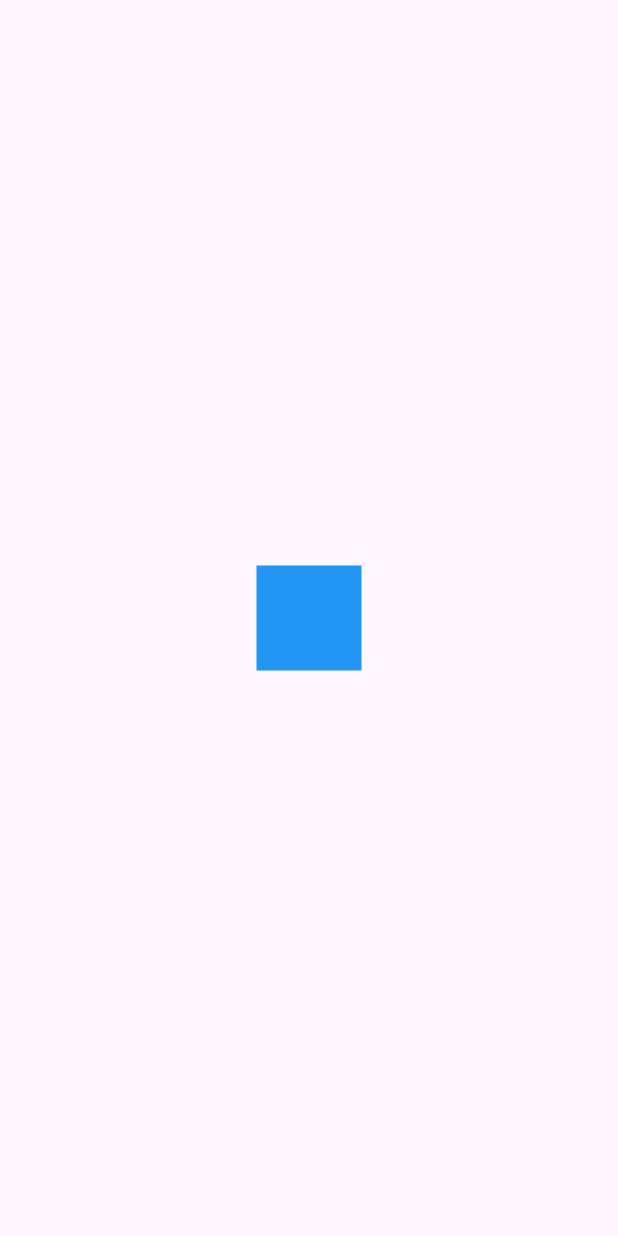
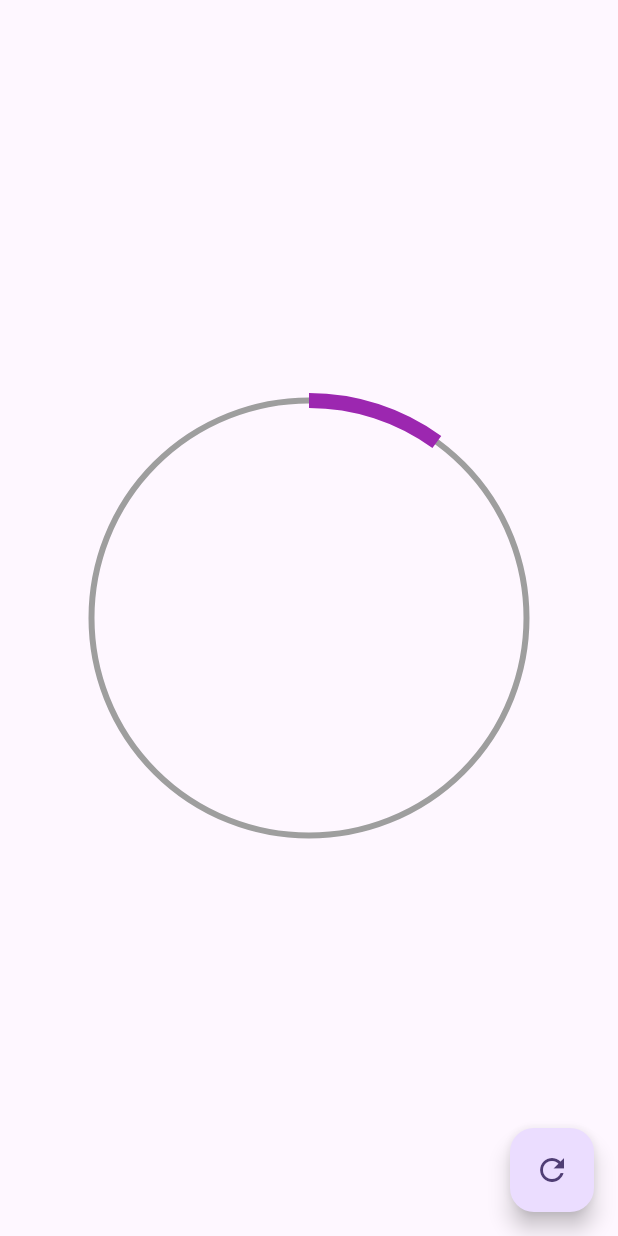
Before and after one commit to AugustoSan/curso_udemy_disenos, a Flutter app: the screen it shows after launch, on a phone screen of 412 x 824 dp. Run offline on Flutter 3.47's test engine with Material 3 defaults, Android fonts, the light colour scheme and no system bars.

Commit message:
se agrega circular progress

```diff
--- a/lib/main.dart
+++ b/lib/main.dart
@@ -1,5 +1,5 @@
-// import 'package:curso_udemy_disenos/src/pages/index.dart';
-import 'package:curso_udemy_disenos/src/retos/index.dart';
+import 'package:curso_udemy_disenos/src/pages/index.dart';
+// import 'package:curso_udemy_disenos/src/retos/index.dart';
 import 'package:flutter/material.dart';
 
 void main() {
@@ -18,7 +18,7 @@ class MyApp extends StatelessWidget {
       theme: ThemeData(
         colorScheme: .fromSeed(seedColor: Colors.deepPurple),
       ),
-      home: CuadradoAnimadoPage(),
+      home: CircularProgressPage(),
     );
   }
 }
--- /dev/null
+++ b/lib/src/pages/circular_progress_page.dart
@@ -0,0 +1,78 @@
+import 'dart:math';
+
+import 'package:flutter/material.dart';
+
+
+class CircularProgressPage extends StatefulWidget {
+
+  @override
+  State<CircularProgressPage> createState() => _CircularProgressPageState();
+}
+
+class _CircularProgressPageState extends State<CircularProgressPage> {
+  double porcentaje = 10;
+  @override
+  Widget build(BuildContext context) {
+    return Scaffold(
+      body: Center(
+        child: Container(
+          width: 300,
+          height: 300,
+          padding: const EdgeInsets.all(5),
+          // color: Colors.red,
+          child: CustomPaint(
+            painter: _MiRadialProgress(porcentaje),
+          ),
+        ),
+      ),
+      floatingActionButton: FloatingActionButton(
+        child: const Icon(Icons.refresh),
+        onPressed: () {
+          setState(() {
+            porcentaje += 10;
+            if(porcentaje > 100) {
+              porcentaje = 0;
+            }
+          });
+        },
+      ),
+   );
+  }
+}
+
+class _MiRadialProgress extends CustomPainter {
+  final double porcentaje; // Porcentaje de progreso
+  _MiRadialProgress(this.porcentaje);
+
+  @override
+  void paint(Canvas canvas, Size size) {
+    // Circulo completo
+    final paint = Paint()
+      ..color = Colors.grey
+      ..strokeWidth = 4
+      ..style = PaintingStyle.stroke;
+
+    final Offset center = Offset(size.width * 0.5, size.height * 0.5);
+    final double radio = min(size.width * 0.5, size.height * 0.5);
+
+    canvas.drawCircle(center, radio, paint);
+
+    final paintArco = new Paint()
+      ..color = Colors.purple
+      ..strokeWidth = 10
+      ..style = PaintingStyle.stroke;
+
+      // Parte que se debera llenando
+      double arcAngle = 2 * pi * (porcentaje / 100); // 50% del circulo
+      canvas.drawArc(
+        Rect.fromCircle(center: center, radius: radio), // Rectangulo que define el circulo
+        -pi / 2, // Angulo de inicio (en este caso, la parte superior del circulo)
+        arcAngle, // Angulo de barrido (en este caso, el 50% del circulo)
+        false, // No es un arco cerrado
+        paintArco,
+      );
+  }
+
+  @override
+  bool shouldRepaint(covariant CustomPainter oldDelegate) => true;
+}
--- a/lib/src/pages/index.dart
+++ b/lib/src/pages/index.dart
@@ -1,2 +1,3 @@
 export './animaciones_page.dart';
 export './headers_page.dart';
+export './circular_progress_page.dart';
```
